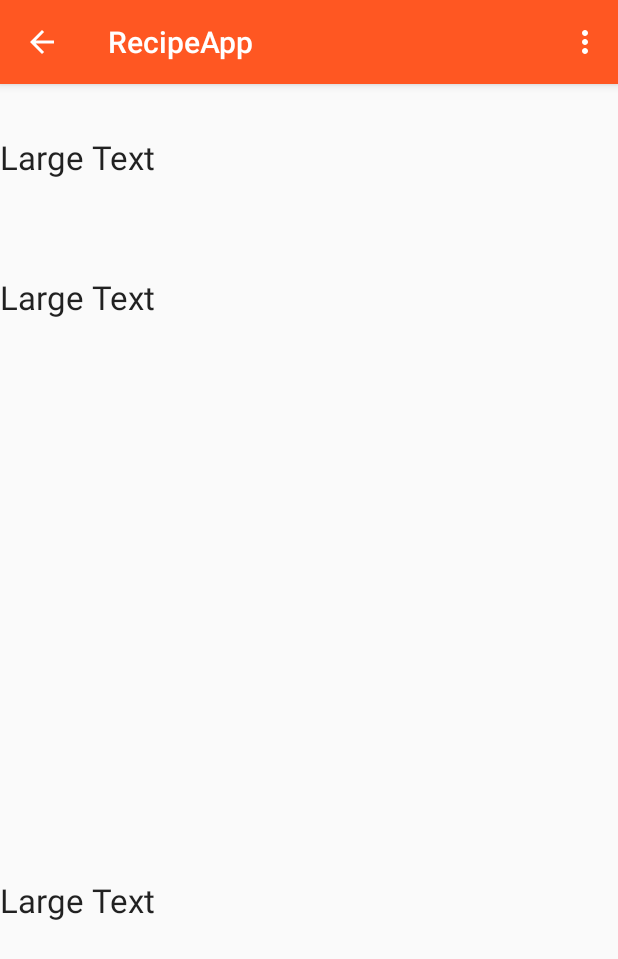
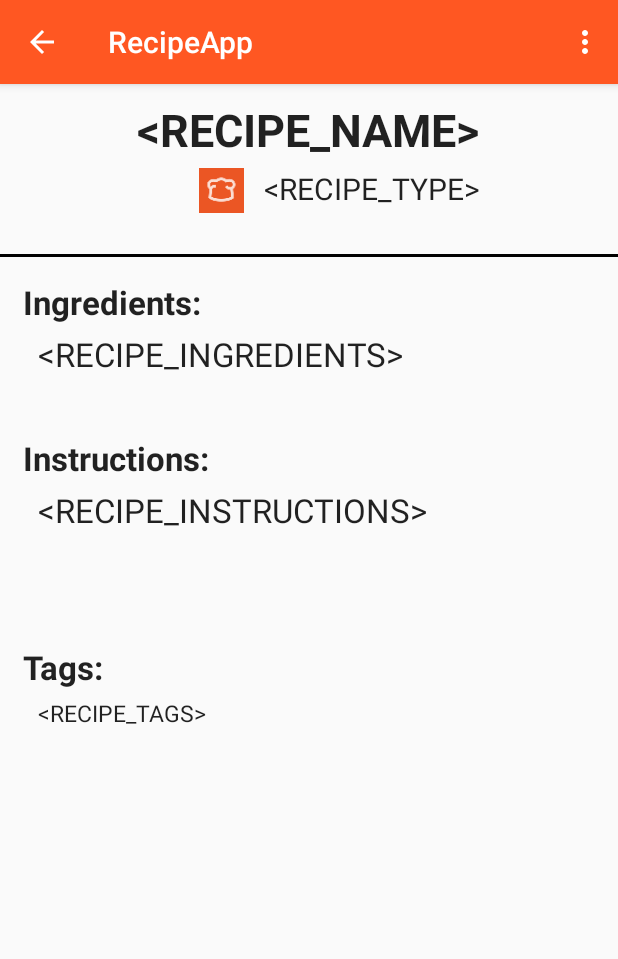
Before and after one commit to alexrvincent/BiteToEat, an Android app: the RecipesPage screen opened directly, with no data from a screen before it, on a phone screen of 412 x 824 dp. Shown: the top 959 px of the screen. Run offline under Robolectric (Android 15) with nearby library versions, the phone set to English and light mode, and no system bars; 5 statements that could not run were skipped.

Commit message:
tructured the recipes_page_layout to pleasently display all needed information. I had to modify the recipe data to append the other fields that were not originally sent over by intent: type/tags. The image for each type on the recipe is currently all just the defualt app icon, since I don't have Alex's type icons in this build (At least I couldn't find them anywhere). I will change this after everything is merged/I get access to those icons. Not sure what other functionality is neccessary on the recipes_page_layout besides displaying the recipe's information.

```diff
--- a/RecipeApp/app/src/main/java/com/example/ai_danica/recipeapp/Recipe.java
+++ b/RecipeApp/app/src/main/java/com/example/ai_danica/recipeapp/Recipe.java
@@ -33,13 +33,15 @@ public class Recipe implements Parcelable {
 
     //Parcel Constructor Allows Object to be passed
     public Recipe(Parcel in){
-        String[] data = new String[4];
+        String[] data = new String[6];
         in.readStringArray(data);
 
         this.id = data[0];
         this.name = data[1];
         this.instructions = data[2];
         this.ingredients = data[3];
+        this.type = data[4];
+        this.tags = data[5];
 
     }
 
@@ -52,7 +54,7 @@ public class Recipe implements Parcelable {
     @Override
     public void writeToParcel(Parcel dest, int flags){
         //TODO Auto-generated method stub
-        dest.writeStringArray(new String[]{this.id,this.name,this.instructions, this.ingredients});
+        dest.writeStringArray(new String[]{this.id,this.name,this.instructions,this.ingredients,this.type,this.tags});
     }
 
     public static final Parcelable.Creator<Recipe> CREATOR = new Parcelable.Creator<Recipe>() {
@@ -99,5 +101,5 @@ public class Recipe implements Parcelable {
     public void setInstructions(String instruct){
         this.instructions = instruct;
     }
-    //test
+    //test1
 }
--- a/RecipeApp/app/src/main/java/com/example/ai_danica/recipeapp/RecipeCreation.java
+++ b/RecipeApp/app/src/main/java/com/example/ai_danica/recipeapp/RecipeCreation.java
@@ -128,6 +128,7 @@ public class RecipeCreation extends AppCompatActivity {
             }
         });
     }
+    //test2
 
     @Override
     public boolean onCreateOptionsMenu(Menu menu) {
--- a/RecipeApp/app/src/main/java/com/example/ai_danica/recipeapp/RecipesPage.java
+++ b/RecipeApp/app/src/main/java/com/example/ai_danica/recipeapp/RecipesPage.java
@@ -7,6 +7,7 @@ import android.support.v7.widget.Toolbar;
 import android.view.Menu;
 import android.view.MenuItem;
 import android.widget.TextView;
+import android.widget.ImageView;
 
 /**
  * Created by Ai_Danica on 2/22/2016.
@@ -26,11 +27,20 @@ public class RecipesPage extends AppCompatActivity {
         TextView recipeName = (TextView) findViewById(R.id.name);
         TextView recipeIngred = (TextView) findViewById(R.id.ingredients);
         TextView recipeInstruct = (TextView) findViewById(R.id.instructions);
+        TextView recipeType = (TextView) findViewById(R.id.type);
+        TextView recipeTags = (TextView) findViewById(R.id.tags);
+
+        ImageView recipeTypeImage = (ImageView) findViewById(R.id.type_image);
 
         //Setting the text to the respective fields.
         recipeName.setText(recipe.getName());
         recipeIngred.setText(recipe.getIngredients());
         recipeInstruct.setText(recipe.getInstructions());
+        recipeType.setText(recipe.getType());
+        recipeTags.setText(recipe.getTags());
+
+        //Setting images to the respective fields.
+        recipeTypeImage.setImageResource(R.drawable.ic_create_recipe);
 
         //Toolbar toolbar = (Toolbar) findViewById(R.id.toolbar);
         //setSupportActionBar(toolbar);
--- a/RecipeApp/app/src/main/res/layout/recipes_page_layout.xml
+++ b/RecipeApp/app/src/main/res/layout/recipes_page_layout.xml
@@ -20,37 +20,147 @@
 
     </android.support.design.widget.AppBarLayout> -->
 
+    <ScrollView xmlns:android="http://schemas.android.com/apk/res/android"
+        android:layout_width="match_parent"
+        android:layout_height="match_parent" >
+
+        <LinearLayout
+            android:layout_width="match_parent"
+            android:layout_height="wrap_content"
+            android:orientation="vertical"
+            android:weightSum="1"
+            android:layout_alignParentBottom="true"
+            android:layout_alignParentTop="true">
+
 
             <TextView
                 android:layout_width="wrap_content"
                 android:layout_height="wrap_content"
                 android:textAppearance="?android:attr/textAppearanceLarge"
-        android:text="Large Text"
+                android:text="&lt;RECIPE_NAME>"
                 android:id="@+id/name"
                 android:layout_alignParentBottom="true"
                 android:layout_alignParentLeft="true"
                 android:layout_alignParentStart="true"
-        android:layout_marginBottom="209dp" />
+                android:layout_gravity="center_horizontal"
+                android:textSize="30dp"
+                android:textStyle="bold"
+                android:layout_marginBottom="5dp"
+                android:textAlignment="center"
+                android:layout_marginTop="10dp" />
+
+            <LinearLayout
+                android:orientation="horizontal"
+                android:layout_width="210dp"
+                android:layout_height="wrap_content"
+                android:layout_gravity="center_horizontal"
+                android:textAlignment="center"
+                android:weightSum="1"
+                android:layout_marginLeft="10dp">
+
+                <ImageView
+                    android:layout_width="30dp"
+                    android:layout_height="30dp"
+                    android:id="@+id/type_image"
+                    android:src="@drawable/ic_create_recipe"
+                    android:visibility="visible"
+                    android:background="#eb5624"
+                    android:layout_marginLeft="22dp"
+                    android:layout_marginRight="0dp" />
 
                 <TextView
                     android:layout_width="wrap_content"
                     android:layout_height="wrap_content"
                     android:textAppearance="?android:attr/textAppearanceLarge"
-        android:text="Large Text"
-        android:id="@+id/ingredients"
-        android:layout_below="@+id/instructions"
-        android:layout_alignParentLeft="true"
-        android:layout_alignParentStart="true"
-        android:layout_marginTop="64dp" />
+                    android:text="&lt;RECIPE_TYPE>"
+                    android:id="@+id/type"
+                    android:textSize="20dp"
+                    android:layout_marginBottom="30dp"
+                    android:textAlignment="center"
+                    android:layout_marginLeft="5dp"
+                    android:layout_weight="1.92" />
+            </LinearLayout>
+
+            <View
+                android:layout_width="match_parent"
+                android:layout_height="2dp"
+                android:background="@android:color/black"
+                android:textAlignment="center"
+                android:layout_marginLeft="0dp"
+                android:layout_marginBottom="15dp" />
 
             <TextView
                 android:layout_width="wrap_content"
                 android:layout_height="wrap_content"
                 android:textAppearance="?android:attr/textAppearanceLarge"
-        android:text="Large Text"
+                android:text="Ingredients:"
+                android:id="@+id/Ingredients_title"
+                android:textStyle="bold"
+                android:layout_marginLeft="15dp" />
+
+            <TextView
+                android:layout_width="wrap_content"
+                android:layout_height="wrap_content"
+                android:textAppearance="?android:attr/textAppearanceLarge"
+                android:text="&lt;RECIPE_INGREDIENTS>"
+                android:id="@+id/ingredients"
+                android:layout_below="@+id/instructions"
+                android:layout_alignParentLeft="true"
+                android:layout_alignParentStart="true"
+                android:layout_marginTop="5dp"
+                android:layout_marginLeft="25dp"
+                android:layout_marginRight="25dp"
+                android:layout_marginBottom="40dp" />
+
+            <TextView
+                android:layout_width="wrap_content"
+                android:layout_height="wrap_content"
+                android:textAppearance="?android:attr/textAppearanceLarge"
+                android:text="Instructions:"
+                android:id="@+id/instructions_title"
+                android:textStyle="bold"
+                android:layout_marginLeft="15dp" />
+
+            <TextView
+                android:layout_width="wrap_content"
+                android:layout_height="wrap_content"
+                android:textAppearance="?android:attr/textAppearanceLarge"
+                android:text="&lt;RECIPE_INSTRUCTIONS>"
                 android:id="@+id/instructions"
                 android:layout_below="@+id/view"
                 android:layout_alignParentLeft="true"
                 android:layout_alignParentStart="true"
-        android:layout_marginTop="34dp" />
+                android:layout_marginTop="5dp"
+                android:layout_marginLeft="25dp"
+                android:layout_marginRight="25dp"
+                android:layout_marginBottom="75dp" />
+
+            <TextView
+                android:layout_width="wrap_content"
+                android:layout_height="wrap_content"
+                android:textAppearance="?android:attr/textAppearanceLarge"
+                android:text="Tags:"
+                android:id="@+id/tag_title"
+                android:textStyle="bold"
+                android:layout_marginLeft="15dp" />
+
+            <TextView
+                android:layout_width="wrap_content"
+                android:layout_height="wrap_content"
+                android:textAppearance="?android:attr/textAppearanceLarge"
+                android:text="&lt;RECIPE_TAGS>"
+                android:id="@+id/tags"
+                android:textSize="15dp"
+                android:layout_marginBottom="50dp"
+                android:layout_alignParentBottom="true"
+                android:layout_centerHorizontal="true"
+                android:singleLine="false"
+                android:layout_marginLeft="25dp"
+                android:layout_marginTop="5dp"
+                android:layout_marginRight="25dp" />
+
+        </LinearLayout>
+
+    </ScrollView>
+
 </RelativeLayout>
```
Lines whose indentation alone changed are shown as unchanged.
